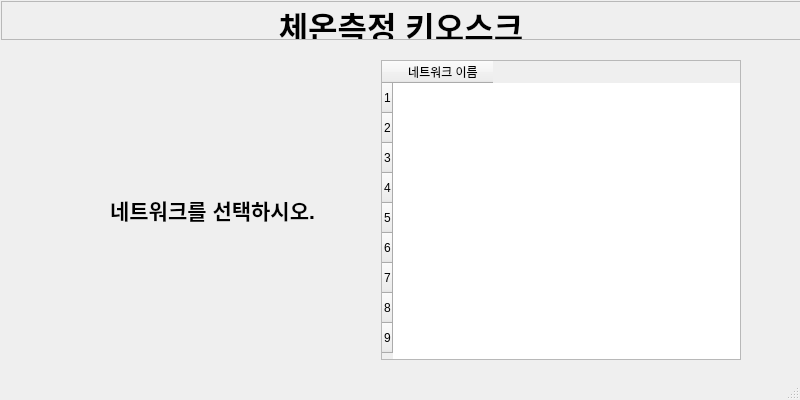
Before: the Qt Designer form wifi.ui in kangsy0058/NFC_2021_Kiosk, drawn with Qt 5.
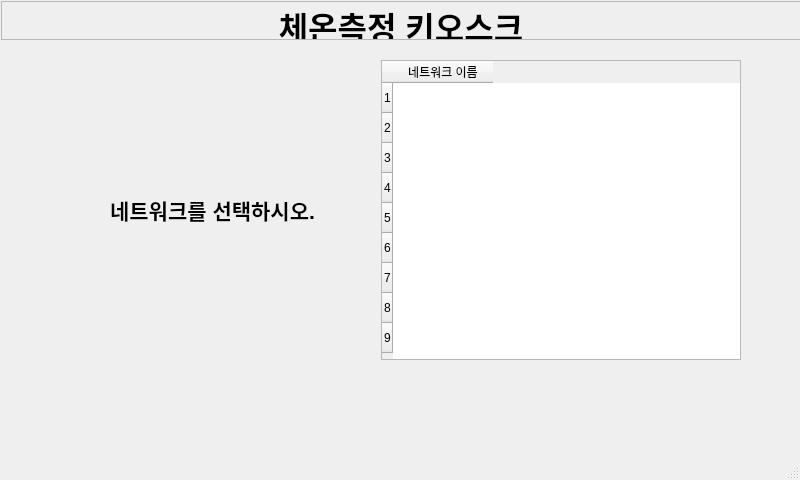
After: the same form once the commit is applied.

Commit message: 첫 화면 수정

Patch:
```diff
--- a/wifi.ui
+++ b/wifi.ui
@@ -7,19 +7,19 @@
     <x>0</x>
     <y>0</y>
     <width>800</width>
-    <height>400</height>
+    <height>480</height>
    </rect>
   </property>
   <property name="minimumSize">
    <size>
     <width>800</width>
-    <height>400</height>
+    <height>480</height>
    </size>
   </property>
   <property name="maximumSize">
    <size>
     <width>800</width>
-    <height>400</height>
+    <height>480</height>
    </size>
   </property>
   <property name="windowTitle">
@@ -60,7 +60,7 @@
      <set>Qt::AlignCenter</set>
     </property>
    </widget>
-   <widget class="QWidget" name="">
+   <widget class="QWidget" name="layoutWidget">
     <property name="geometry">
      <rect>
       <x>50</x>
```
Left out of the diff: 3 changed lines with no effect on the pictures. The commit also changes 4 other files.
